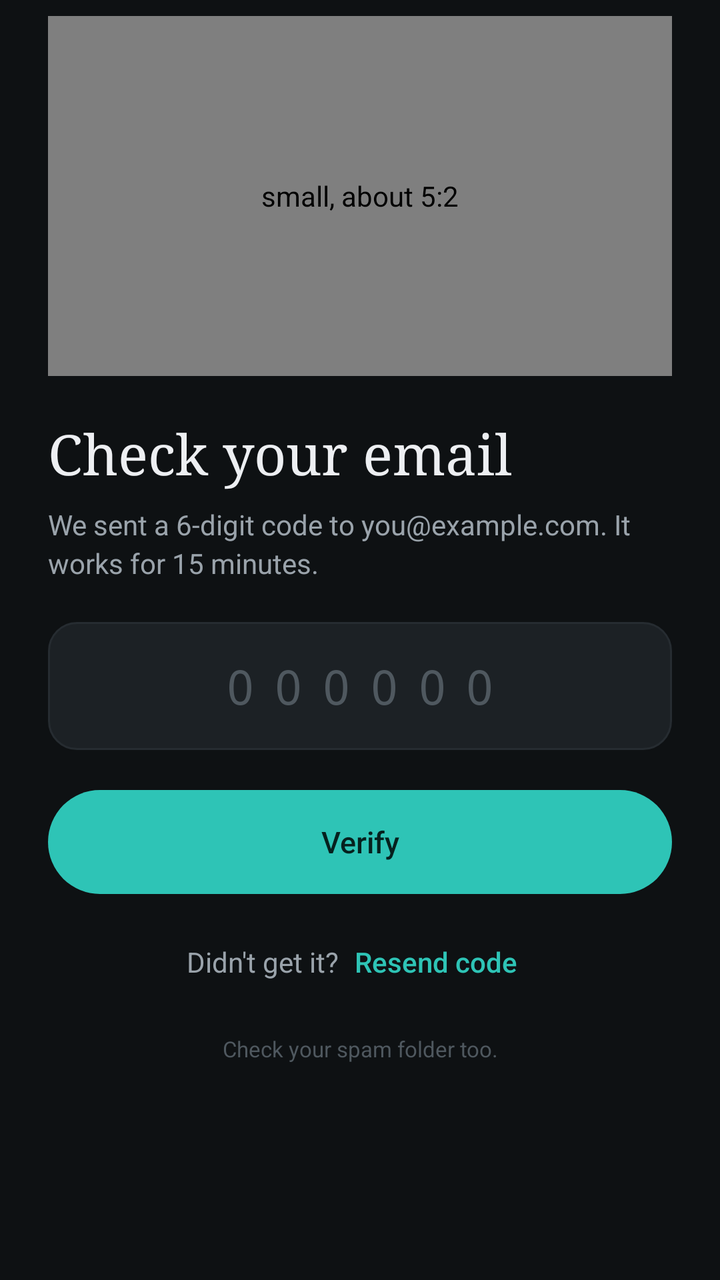
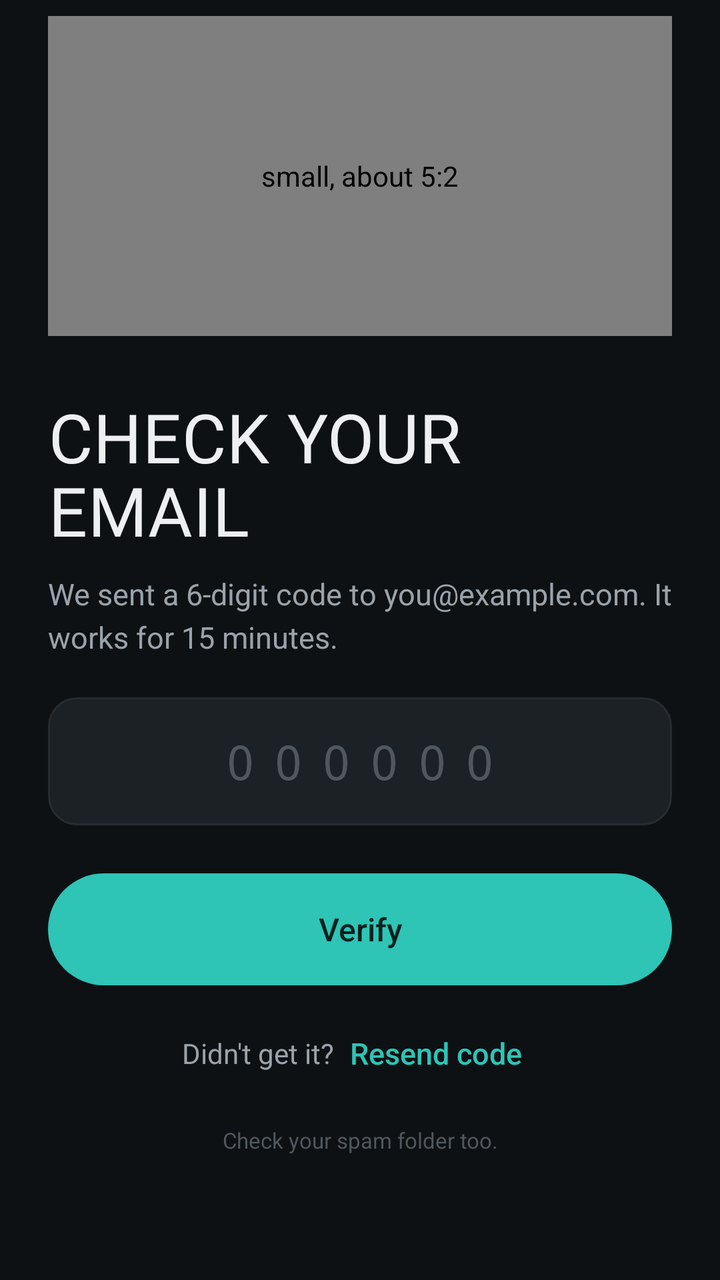

Two renders of the same Android screen: before a commit and after it. Below are the layout's source before the change and the commit's diff.
<!-- AndroidManifest.xml: application theme Theme.Planj -->
<!-- res/layout/screen_verify.xml -->
<?xml version="1.0" encoding="utf-8"?>
<LinearLayout xmlns:android="http://schemas.android.com/apk/res/android"
    android:layout_width="match_parent"
    android:layout_height="wrap_content"
    android:orientation="vertical"
    android:paddingHorizontal="24dp"
    android:paddingTop="8dp"
    android:paddingBottom="32dp">

        <com.planj.phone.Illustration
            style="@style/Auth.Illustration"
            android:contentDescription="small, about 5:2"
            android:tag="verify" />

        <TextView style="@style/Auth.Title" android:text="Check your email" />
        <TextView android:id="@+id/blurb" style="@style/Auth.Blurb" android:text="We sent a 6-digit code to you@example.com. It works for 15 minutes." />
        <TextView android:id="@+id/error" style="@style/Auth.Error" />
        <EditText
            android:id="@+id/code"
            style="@style/Auth.Field"
            android:layout_height="64dp"
            android:layout_marginTop="20dp"
            android:fontFamily="monospace"
            android:gravity="center"
            android:hint="000000"
            android:imeOptions="actionDone"
            android:inputType="number"
            android:letterSpacing="0.4"
            android:maxLength="6"
            android:textSize="24sp" />
        <TextView android:id="@+id/code_hint" style="@style/Auth.Hint" />
        <FrameLayout
            android:layout_width="match_parent"
            android:layout_height="wrap_content">
            <Button android:id="@+id/btn_submit" style="@style/Auth.Primary" android:text="Verify" />
            <ProgressBar android:id="@+id/progress" android:layout_width="22dp" android:layout_height="22dp" android:layout_gravity="center" android:layout_marginTop="20dp" android:indeterminateTint="@color/on_accent" android:visibility="gone" />
        </FrameLayout>
        <LinearLayout
            android:layout_width="match_parent"
            android:layout_height="wrap_content"
            android:layout_marginTop="14dp"
            android:gravity="center_vertical|center_horizontal"
            android:orientation="horizontal">
            <TextView android:layout_width="wrap_content" android:layout_height="wrap_content" android:text="Didn't get it?" android:textColor="@color/muted" android:textSize="14sp" />
            <Button android:id="@+id/btn_resend" style="@style/Auth.Link" android:text="Resend code" />
        </LinearLayout>
        <TextView android:layout_width="match_parent" android:layout_height="wrap_content" android:layout_marginTop="16dp" android:gravity="center" android:text="Check your spam folder too." android:textColor="@color/idle" android:textSize="11sp" />
</LinearLayout>
<!-- resources referenced by this layout -->
<resources>
  <style name="Auth.Blurb" parent="">
          <item name="android:layout_width">match_parent</item>
          <item name="android:layout_height">wrap_content</item>
          <item name="android:layout_marginTop">8dp</item>
          <item name="android:lineSpacingExtra">3dp</item>
          <item name="android:textColor">@color/muted</item>
          <item name="android:textSize">14sp</item>
      </style>
  <style name="Auth.Error" parent="">
          <item name="android:layout_width">match_parent</item>
          <item name="android:layout_height">wrap_content</item>
          <item name="android:layout_marginTop">14dp</item>
          <item name="android:background">@drawable/field_bg_error</item>
          <item name="android:paddingHorizontal">14dp</item>
          <item name="android:paddingVertical">10dp</item>
          <item name="android:textColor">@color/bad</item>
          <item name="android:textSize">13sp</item>
          <item name="android:visibility">gone</item>
      </style>
  <style name="Auth.Field" parent="">
          <item name="android:layout_width">match_parent</item>
          <item name="android:layout_height">52dp</item>
          <item name="android:layout_marginTop">6dp</item>
          <item name="android:background">@drawable/field_bg</item>
          <item name="android:fontFamily">sans-serif</item>
          <item name="android:paddingHorizontal">16dp</item>
          <item name="android:singleLine">true</item>
          <item name="android:textColor">@color/text</item>
          <item name="android:textColorHint">@color/idle</item>
          <item name="android:textSize">15sp</item>
          <item name="android:importantForAutofill">no</item>
      </style>
  <style name="Auth.Hint" parent="">
          <item name="android:layout_width">match_parent</item>
          <item name="android:layout_height">wrap_content</item>
          <item name="android:layout_marginTop">5dp</item>
          <item name="android:paddingHorizontal">4dp</item>
          <item name="android:textColor">@color/bad</item>
          <item name="android:textSize">12sp</item>
          <item name="android:visibility">gone</item>
      </style>
  <style name="Auth.Illustration" parent="">
          <item name="android:layout_width">match_parent</item>
          <item name="android:layout_height">180dp</item>
          <item name="android:layout_marginBottom">20dp</item>
      </style>
  <style name="Auth.Link" parent="android:Widget.Material.Button.Borderless">
          <item name="android:layout_width">wrap_content</item>
          <item name="android:layout_height">wrap_content</item>
          <item name="android:background">@drawable/btn_text</item>
          <item name="android:fontFamily">sans-serif-medium</item>
          <item name="android:minHeight">40dp</item>
          <item name="android:paddingHorizontal">8dp</item>
          <item name="android:textAllCaps">false</item>
          <item name="android:textColor">@color/accent</item>
          <item name="android:textSize">14sp</item>
      </style>
  <style name="Auth.Primary" parent="android:Widget.Material.Button.Borderless">
          <item name="android:layout_width">match_parent</item>
          <item name="android:layout_height">52dp</item>
          <item name="android:layout_marginTop">20dp</item>
          <item name="android:background">@drawable/btn_primary</item>
          <item name="android:fontFamily">sans-serif-medium</item>
          <item name="android:textAllCaps">false</item>
          <item name="android:textColor">@color/on_accent</item>
          <item name="android:textSize">15sp</item>
      </style>
  <style name="Auth.Title" parent="">
          <item name="android:layout_width">match_parent</item>
          <item name="android:layout_height">wrap_content</item>
          <item name="android:fontFamily">serif</item>
          <item name="android:textColor">@color/text</item>
          <item name="android:textSize">28sp</item>
          <item name="android:lineSpacingExtra">2dp</item>
      </style>
  <style name="Theme.Planj" parent="@android:style/Theme.Material.NoActionBar">
          <item name="android:windowBackground">@color/bg</item>
          <item name="android:colorAccent">@color/accent</item>
          <item name="android:statusBarColor">@color/bg</item>
          <item name="android:navigationBarColor">@color/bg</item>
          <item name="android:textColorPrimary">@color/text</item>
          <item name="android:textColorSecondary">@color/muted</item>
          <item name="android:textColorHint">@color/muted</item>
      </style>
  <!-- unchanged entries left out for length: 15 -->
</resources>

<!-- the commit's change to res/layout/screen_verify.xml (unified diff, before → after) -->
@@ -9,6 +9,7 @@
 
         <com.planj.phone.Illustration
             style="@style/Auth.Illustration"
+            android:layout_height="160dp"
             android:contentDescription="small, about 5:2"
             android:tag="verify" />
 
<!-- resource entries referenced after the edit -->
@@ -1,50 +1,45 @@
 <!-- resources referenced by this layout -->
 <resources>
-  <style name="Auth.Blurb" parent="">
-          <item name="android:layout_width">match_parent</item>
-          <item name="android:layout_height">wrap_content</item>
-          <item name="android:layout_marginTop">8dp</item>
-          <item name="android:lineSpacingExtra">3dp</item>
-          <item name="android:textColor">@color/muted</item>
-          <item name="android:textSize">14sp</item>
+  <style name="Auth.Blurb" parent="Body">
+          <item name="android:layout_marginTop">10dp</item>
       </style>
   <style name="Auth.Error" parent="">
           <item name="android:layout_width">match_parent</item>
           <item name="android:layout_height">wrap_content</item>
-          <item name="android:layout_marginTop">14dp</item>
+          <item name="android:layout_marginTop">16dp</item>
           <item name="android:background">@drawable/field_bg_error</item>
-          <item name="android:paddingHorizontal">14dp</item>
-          <item name="android:paddingVertical">10dp</item>
+          <item name="android:paddingHorizontal">16dp</item>
+          <item name="android:paddingVertical">12dp</item>
           <item name="android:textColor">@color/bad</item>
-          <item name="android:textSize">13sp</item>
+          <item name="android:textSize">14sp</item>
           <item name="android:visibility">gone</item>
       </style>
   <style name="Auth.Field" parent="">
           <item name="android:layout_width">match_parent</item>
-          <item name="android:layout_height">52dp</item>
-          <item name="android:layout_marginTop">6dp</item>
+          <item name="android:layout_height">56dp</item>
+          <item name="android:layout_marginTop">8dp</item>
           <item name="android:background">@drawable/field_bg</item>
           <item name="android:fontFamily">sans-serif</item>
-          <item name="android:paddingHorizontal">16dp</item>
+          <item name="android:paddingHorizontal">18dp</item>
           <item name="android:singleLine">true</item>
           <item name="android:textColor">@color/text</item>
           <item name="android:textColorHint">@color/idle</item>
-          <item name="android:textSize">15sp</item>
+          <item name="android:textSize">16sp</item>
           <item name="android:importantForAutofill">no</item>
       </style>
   <style name="Auth.Hint" parent="">
           <item name="android:layout_width">match_parent</item>
           <item name="android:layout_height">wrap_content</item>
-          <item name="android:layout_marginTop">5dp</item>
+          <item name="android:layout_marginTop">6dp</item>
           <item name="android:paddingHorizontal">4dp</item>
           <item name="android:textColor">@color/bad</item>
-          <item name="android:textSize">12sp</item>
+          <item name="android:textSize">13sp</item>
           <item name="android:visibility">gone</item>
       </style>
   <style name="Auth.Illustration" parent="">
           <item name="android:layout_width">match_parent</item>
-          <item name="android:layout_height">180dp</item>
-          <item name="android:layout_marginBottom">20dp</item>
+          <item name="android:layout_height">200dp</item>
+          <item name="android:layout_marginBottom">24dp</item>
       </style>
   <style name="Auth.Link" parent="android:Widget.Material.Button.Borderless">
           <item name="android:layout_width">wrap_content</item>
@@ -55,25 +50,13 @@
           <item name="android:paddingHorizontal">8dp</item>
           <item name="android:textAllCaps">false</item>
           <item name="android:textColor">@color/accent</item>
-          <item name="android:textSize">14sp</item>
-      </style>
-  <style name="Auth.Primary" parent="android:Widget.Material.Button.Borderless">
-          <item name="android:layout_width">match_parent</item>
-          <item name="android:layout_height">52dp</item>
-          <item name="android:layout_marginTop">20dp</item>
-          <item name="android:background">@drawable/btn_primary</item>
-          <item name="android:fontFamily">sans-serif-medium</item>
-          <item name="android:textAllCaps">false</item>
-          <item name="android:textColor">@color/on_accent</item>
           <item name="android:textSize">15sp</item>
       </style>
-  <style name="Auth.Title" parent="">
-          <item name="android:layout_width">match_parent</item>
-          <item name="android:layout_height">wrap_content</item>
-          <item name="android:fontFamily">serif</item>
-          <item name="android:textColor">@color/text</item>
-          <item name="android:textSize">28sp</item>
-          <item name="android:lineSpacingExtra">2dp</item>
+  <style name="Auth.Primary" parent="Pill.Primary">
+          <item name="android:layout_marginTop">24dp</item>
+      </style>
+  <style name="Auth.Title" parent="Display.L">
+          <item name="android:layout_marginTop">8dp</item>
       </style>
   <style name="Theme.Planj" parent="@android:style/Theme.Material.NoActionBar">
           <item name="android:windowBackground">@color/bg</item>
@@ -83,6 +66,27 @@
           <item name="android:textColorPrimary">@color/text</item>
           <item name="android:textColorSecondary">@color/muted</item>
           <item name="android:textColorHint">@color/muted</item>
+          <item name="android:windowAnimationStyle">@style/PageTransitions</item>
+      </style>
+  <style name="Body" parent="">
+          <item name="android:layout_width">match_parent</item>
+          <item name="android:layout_height">wrap_content</item>
+          <item name="android:lineSpacingExtra">4dp</item>
+          <item name="android:textColor">@color/muted</item>
+          <item name="android:textSize">15sp</item>
+      </style>
+  <style name="Pill.Primary">
+          <item name="android:background">@drawable/btn_primary</item>
+          <item name="android:textColor">@color/on_accent</item>
+      </style>
+  <style name="Display.L">
+          <item name="android:textSize">34sp</item>
+      </style>
+  <style name="PageTransitions" parent="@android:style/Animation.Activity">
+          <item name="android:activityOpenEnterAnimation">@anim/slide_in_right</item>
+          <item name="android:activityOpenExitAnimation">@anim/slide_out_left</item>
+          <item name="android:activityCloseEnterAnimation">@anim/slide_in_left</item>
+          <item name="android:activityCloseExitAnimation">@anim/slide_out_right</item>
       </style>
   <!-- unchanged entries left out for length: 15 -->
 </resources>
